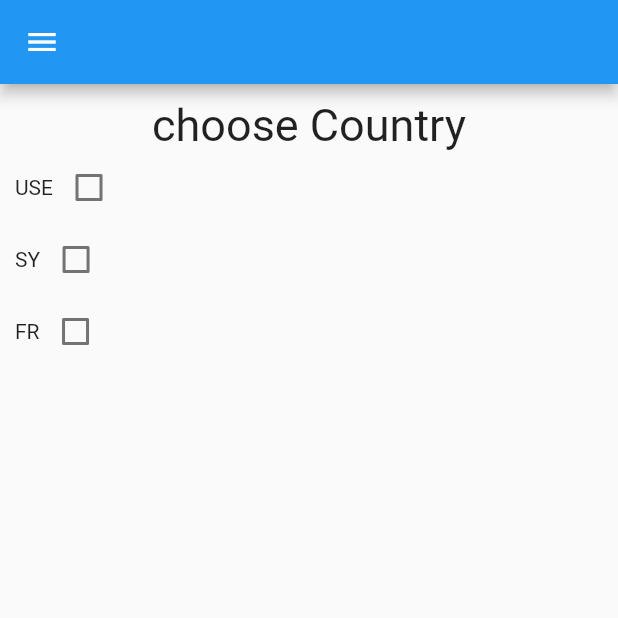
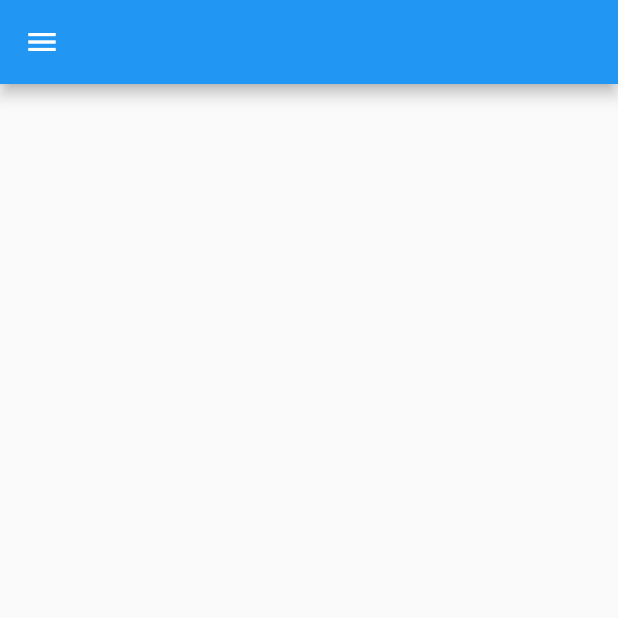
Before and after one commit to wejden7/Flutter_Tutorial, a Flutter app: the screen it shows after launch, on a phone screen of 412 x 824 dp, the top half of it. Run offline on Flutter 3.47's test engine with Material 2 defaults, Android fonts, the phone set to English and light mode, and no system bars.

Commit message:
new point

```diff
--- a/lib/NewPage/test.dart
+++ b/lib/NewPage/test.dart
@@ -7,62 +7,7 @@ class Test extends StatefulWidget {
 
 class _TestState extends State<Test> {
   @override
-  bool usa = false;
-  bool sy = false;
-  bool fr = false;
-
   Widget build(BuildContext context) {
-    return Container(
-      padding: EdgeInsets.all(10),
-      child: Column(
-        children: [
-          Text(
-            "choose Country",
-            style: TextStyle(fontSize: 30),
-          ),
-          Row(
-            children: [
-              Text("USE"),
-              Checkbox(
-                  activeColor: Colors.red,
-                  checkColor: Colors.black,
-                  value: usa,
-                  onChanged: (val) {
-                    setState(() {
-                      usa = val;
-                      print("USA=$usa | val=$val");
-                    });
-                  })
-            ],
-          ),
-          Row(
-            children: [
-              Text("SY"),
-              Checkbox(
-                  value: sy,
-                  onChanged: (val) {
-                    setState(() {
-                      sy = val;
-                      print("SY=$sy | val=$val");
-                    });
-                  })
-            ],
-          ),
-          Row(
-            children: [
-              Text("FR"),
-              Checkbox(
-                  value: fr,
-                  onChanged: (val) {
-                    setState(() {
-                      fr = val;
-                      print("FR=$fr | val=$val");
-                    });
-                  })
-            ],
-          ),
-        ],
-      ),
-    );
+    return Container();
   }
 }
```
